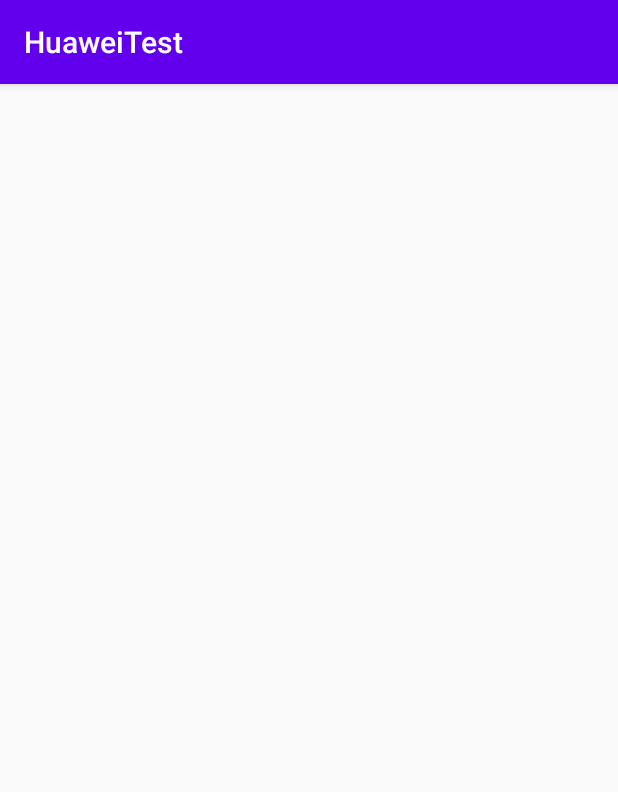
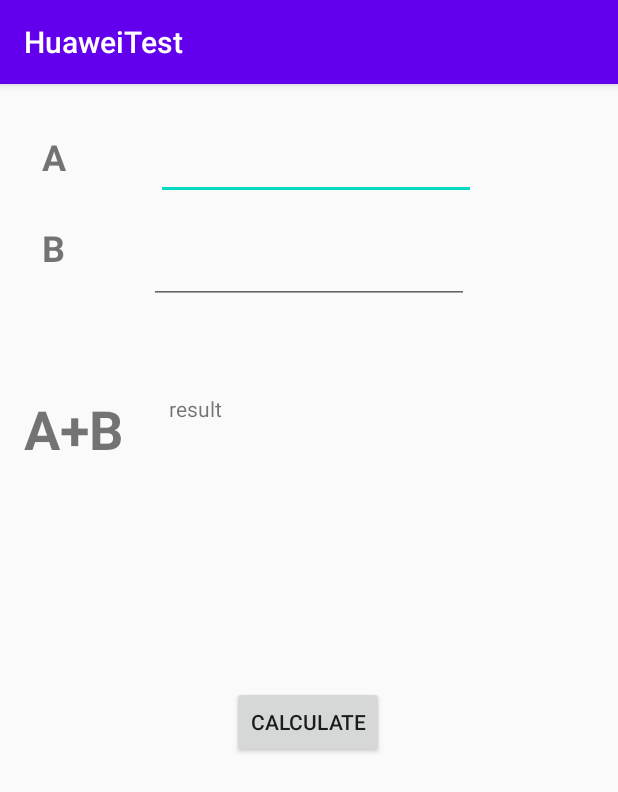
Before and after one commit to ADX2099/Huawei, an Android app: the screen it shows after launch (MainActivity), on a phone screen of 412 x 824 dp. Shown: the top 792 px of the screen. Run offline under Robolectric (Android 15) with nearby library versions, the phone set to English and light mode, and no system bars.

```diff
--- a/app/src/main/java/com/adx2099/huaweitest/MainActivity.java
+++ b/app/src/main/java/com/adx2099/huaweitest/MainActivity.java
@@ -3,12 +3,50 @@ package com.adx2099.huaweitest;
 import androidx.appcompat.app.AppCompatActivity;
 
 import android.os.Bundle;
+import android.util.Log;
+import android.view.View;
+import android.widget.Button;
+import android.widget.EditText;
+import android.widget.TextView;
 
-public class MainActivity extends AppCompatActivity {
-
+public class MainActivity extends AppCompatActivity implements View.OnClickListener {
+    private Button calculate;
+    private EditText varA, varB;
+    private TextView TextViewResult;
+    public int total;
     @Override
     protected void onCreate(Bundle savedInstanceState) {
         super.onCreate(savedInstanceState);
         setContentView(R.layout.activity_main);
+        setUpView();
+
+
+    }
+
+    private void setUpView() {
+        varA = findViewById(R.id.editTextNumberA);
+        varB = findViewById(R.id.editTextNumberB);
+        TextViewResult = findViewById(R.id.resultText);
+        calculate = findViewById(R.id.button);
+        calculate.setOnClickListener(this);
+
+
+    }
+
+    @Override
+    public void onClick(View v) {
+        switch (v.getId()){
+            case R.id.button:
+                sumNumbers();
+                break;
+        }
+    }
+
+    private void sumNumbers() {
+        int a = Integer.parseInt(varA.getText().toString());
+        int b = Integer.parseInt(varB.getText().toString());
+        total = a + b;
+        String theResult = String.valueOf(total);
+        TextViewResult.setText(theResult);
     }
 }
--- a/app/src/main/res/layout/activity_main.xml
+++ b/app/src/main/res/layout/activity_main.xml
@@ -6,5 +6,87 @@
     android:layout_height="match_parent"
     tools:context=".MainActivity">
 
+    <TextView
+        android:id="@+id/textViewA"
+        android:layout_width="wrap_content"
+        android:layout_height="wrap_content"
+        android:layout_marginStart="28dp"
+        android:layout_marginTop="32dp"
+        android:text="@string/a"
+        android:textSize="24sp"
+        android:textStyle="bold"
+        app:layout_constraintStart_toStartOf="parent"
+        app:layout_constraintTop_toTopOf="parent" />
+
+    <TextView
+        android:id="@+id/textViewB"
+        android:layout_width="wrap_content"
+        android:layout_height="wrap_content"
+        android:layout_marginStart="28dp"
+        android:layout_marginTop="28dp"
+        android:text="@string/b"
+        android:textSize="24sp"
+        android:textStyle="bold"
+        app:layout_constraintStart_toStartOf="parent"
+        app:layout_constraintTop_toBottomOf="@+id/textViewA" />
+
+    <EditText
+        android:id="@+id/editTextNumberA"
+        android:layout_width="wrap_content"
+        android:layout_height="wrap_content"
+        android:layout_marginStart="60dp"
+        android:layout_marginTop="32dp"
+        android:ems="10"
+        android:inputType="number"
+        app:layout_constraintStart_toEndOf="@+id/textViewA"
+        app:layout_constraintTop_toTopOf="parent" />
+
+    <EditText
+        android:id="@+id/editTextNumberB"
+        android:layout_width="wrap_content"
+        android:layout_height="wrap_content"
+        android:layout_marginStart="56dp"
+        android:layout_marginTop="24dp"
+        android:ems="10"
+        android:inputType="number"
+        app:layout_constraintStart_toEndOf="@+id/textViewB"
+        app:layout_constraintTop_toBottomOf="@+id/editTextNumberA" />
+
+    <TextView
+        android:id="@+id/textView3"
+        android:layout_width="wrap_content"
+        android:layout_height="wrap_content"
+        android:layout_marginStart="16dp"
+        android:layout_marginTop="80dp"
+        android:text="@string/sum"
+        android:textSize="36sp"
+        android:textStyle="bold"
+        app:layout_constraintStart_toStartOf="parent"
+        app:layout_constraintTop_toBottomOf="@+id/textViewB" />
+
+    <TextView
+        android:id="@+id/resultText"
+        android:layout_width="wrap_content"
+        android:layout_height="wrap_content"
+        android:layout_marginTop="60dp"
+        android:ems="10"
+        android:text="result"
+        app:layout_constraintEnd_toEndOf="parent"
+        app:layout_constraintHorizontal_bias="0.182"
+        app:layout_constraintStart_toEndOf="@+id/textView3"
+        app:layout_constraintTop_toBottomOf="@+id/editTextNumberB" />
+
+    <Button
+        android:id="@+id/button"
+        android:layout_width="wrap_content"
+        android:layout_height="wrap_content"
+        android:layout_marginTop="130dp"
+        android:text="@string/calculate"
+        app:layout_constraintBottom_toBottomOf="parent"
+        app:layout_constraintEnd_toEndOf="parent"
+        app:layout_constraintHorizontal_bias="0.498"
+        app:layout_constraintStart_toStartOf="parent"
+        app:layout_constraintTop_toBottomOf="@+id/resultText"
+        app:layout_constraintVertical_bias="0.125" />
 
 </androidx.constraintlayout.widget.ConstraintLayout>
--- a/app/src/main/res/values/strings.xml
+++ b/app/src/main/res/values/strings.xml
@@ -1,3 +1,8 @@
 <resources>
     <string name="app_name">HuaweiTest</string>
+    <string name="a">A</string>
+    <string name="b">B</string>
+    <string name="sum">A+B</string>
+    <string name="calculate">Calculate</string>
+
 </resources>
```
